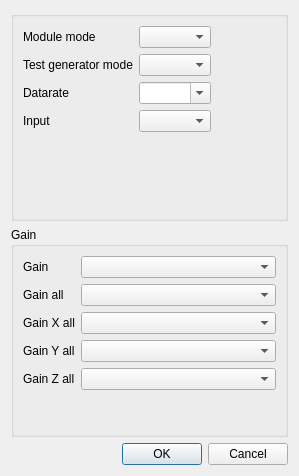
Above: registrationsettingsdialog.ui from stepankuzmin/mole before the change. Below: the same form after it.
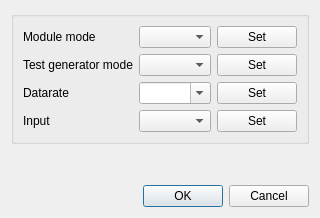
That is the form after the change.

Diff of the .ui file:
```diff
--- a/registrationsettingsdialog.ui
+++ b/registrationsettingsdialog.ui
@@ -6,8 +6,8 @@
    <rect>
     <x>0</x>
     <y>0</y>
-    <width>299</width>
-    <height>476</height>
+    <width>303</width>
+    <height>218</height>
    </rect>
   </property>
   <property name="windowTitle">
@@ -19,19 +19,23 @@
      <property name="title">
       <string/>
      </property>
-     <layout class="QFormLayout" name="formLayout">
-      <property name="fieldGrowthPolicy">
-       <enum>QFormLayout::FieldsStayAtSizeHint</enum>
-      </property>
-      <item row="0" column="0">
-       <widget class="QLabel" name="modeLabel">
+     <layout class="QGridLayout" name="gridLayout">
+      <item row="3" column="0">
+       <widget class="QLabel" name="inputLabel">
         <property name="text">
-         <string>Module mode</string>
+         <string>Input</string>
         </property>
        </widget>
       </item>
-      <item row="0" column="1">
-       <widget class="QComboBox" name="ModeComboBox"/>
+      <item row="1" column="1">
+       <widget class="QComboBox" name="testGeneratorModeComboBox"/>
+      </item>
+      <item row="2" column="1">
+       <widget class="QComboBox" name="moduleDatarateComboBox">
+        <property name="editable">
+         <bool>true</bool>
+        </property>
+       </widget>
       </item>
       <item row="1" column="0">
        <widget class="QLabel" name="testGeneratorModeLabel">
@@ -40,9 +44,6 @@
         </property>
        </widget>
       </item>
-      <item row="1" column="1">
-       <widget class="QComboBox" name="testGeneratorModeComboBox"/>
-      </item>
       <item row="2" column="0">
        <widget class="QLabel" name="datarateLabel">
         <property name="text">
@@ -50,85 +51,63 @@
         </property>
        </widget>
       </item>
-      <item row="2" column="1">
-       <widget class="QComboBox" name="datarateComboBox">
-        <property name="editable">
-         <bool>true</bool>
-        </property>
-       </widget>
-      </item>
-      <item row="3" column="0">
-       <widget class="QLabel" name="inputLabel">
-        <property name="text">
-         <string>Input</string>
-        </property>
-       </widget>
-      </item>
       <item row="3" column="1">
        <widget class="QComboBox" name="inputComboBox"/>
       </item>
-     </layout>
-    </widget>
-   </item>
-   <item>
-    <widget class="QGroupBox" name="gainGroupBox">
-     <property name="title">
-      <string>Gain</string>
-     </property>
-     <layout class="QFormLayout" name="formLayout_2">
       <item row="0" column="0">
-       <widget class="QLabel" name="gainLabel">
+       <widget class="QLabel" name="modeLabel">
         <property name="text">
-         <string>Gain</string>
+         <string>Module mode</string>
         </property>
        </widget>
       </item>
       <item row="0" column="1">
-       <widget class="QComboBox" name="gainComboBox"/>
+       <widget class="QComboBox" name="moduleModeComboBox"/>
       </item>
-      <item row="1" column="0">
-       <widget class="QLabel" name="gainAllLabel">
+      <item row="0" column="2">
+       <widget class="QPushButton" name="setModuleModePushButton">
         <property name="text">
-         <string>Gain all</string>
+         <string>Set</string>
         </property>
        </widget>
       </item>
-      <item row="1" column="1">
-       <widget class="QComboBox" name="gainAllComboBox"/>
-      </item>
-      <item row="2" column="0">
-       <widget class="QLabel" name="gainXAllLabel">
+      <item row="1" column="2">
+       <widget class="QPushButton" name="setTestGeneratorModePushButton">
         <property name="text">
-         <string>Gain X all</string>
+         <string>Set</string>
         </property>
        </widget>
       </item>
-      <item row="2" column="1">
-       <widget class="QComboBox" name="gainXAllComboBox"/>
-      </item>
-      <item row="3" column="0">
-       <widget class="QLabel" name="gainYAllLabel">
+      <item row="2" column="2">
+       <widget class="QPushButton" name="setDataratePushButton">
         <property name="text">
-         <string>Gain Y all</string>
+         <string>Set</string>
         </property>
        </widget>
       </item>
-      <item row="3" column="1">
-       <widget class="QComboBox" name="gainYAllComboBox"/>
-      </item>
-      <item row="4" column="0">
-       <widget class="QLabel" name="gainZAllLabel">
+      <item row="3" column="2">
+       <widget class="QPushButton" name="setInputPushButton">
         <property name="text">
-         <string>Gain Z all</string>
+         <string>Set</string>
         </property>
        </widget>
       </item>
-      <item row="4" column="1">
-       <widget class="QComboBox" name="gainZAllComboBox"/>
-      </item>
      </layout>
     </widget>
    </item>
+   <item>
+    <spacer name="verticalSpacer">
+     <property name="orientation">
+      <enum>Qt::Vertical</enum>
+     </property>
+     <property name="sizeHint" stdset="0">
+      <size>
+       <width>20</width>
+       <height>40</height>
+      </size>
+     </property>
+    </spacer>
+   </item>
    <item>
     <widget class="QDialogButtonBox" name="buttonBox">
      <property name="orientation">
```
